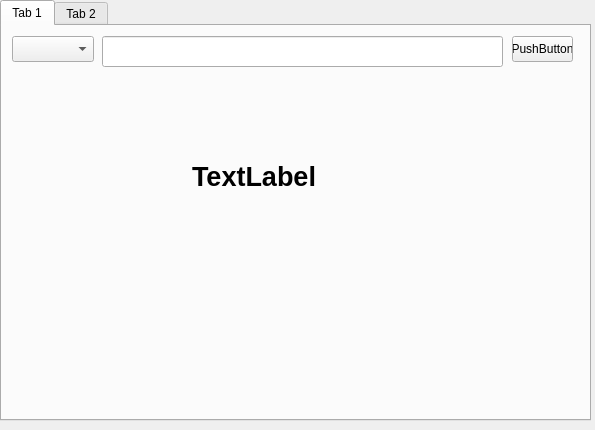
Qt form timer.ui (Kirill-Elfimov/Timer_cube) before a commit.
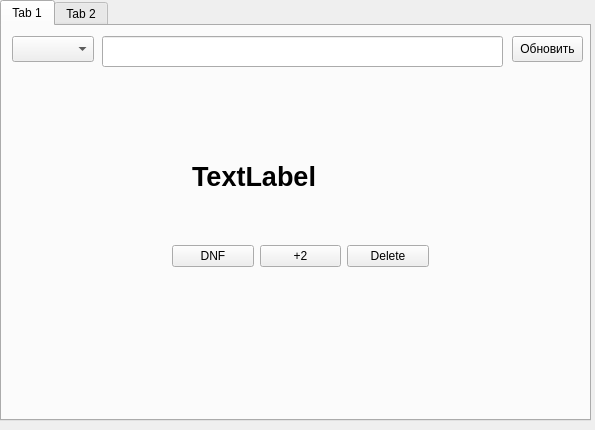
The same form after that commit.

Commit message: Работает кнопка удаления

Diff of the .ui file:
```diff
--- a/timer.ui
+++ b/timer.ui
@@ -54,12 +54,12 @@
       <rect>
        <x>510</x>
        <y>10</y>
-       <width>61</width>
+       <width>71</width>
        <height>26</height>
       </rect>
      </property>
      <property name="text">
-      <string>PushButton</string>
+      <string>Обновить</string>
      </property>
     </widget>
     <widget class="QLabel" name="timer_output">
@@ -81,6 +81,39 @@
       <string>TextLabel</string>
      </property>
     </widget>
+    <widget class="QWidget" name="horizontalLayoutWidget">
+     <property name="geometry">
+      <rect>
+       <x>170</x>
+       <y>210</y>
+       <width>257</width>
+       <height>41</height>
+      </rect>
+     </property>
+     <layout class="QHBoxLayout" name="horizontalLayout">
+      <item>
+       <widget class="QPushButton" name="dnf_button">
+        <property name="text">
+         <string>DNF</string>
+        </property>
+       </widget>
+      </item>
+      <item>
+       <widget class="QPushButton" name="p2_button">
+        <property name="text">
+         <string>+2</string>
+        </property>
+       </widget>
+      </item>
+      <item>
+       <widget class="QPushButton" name="delete_button">
+        <property name="text">
+         <string>Delete</string>
+        </property>
+       </widget>
+      </item>
+     </layout>
+    </widget>
    </widget>
    <widget class="QWidget" name="tab_2">
     <attribute name="title">
```
The commit also changes 2 other files.
